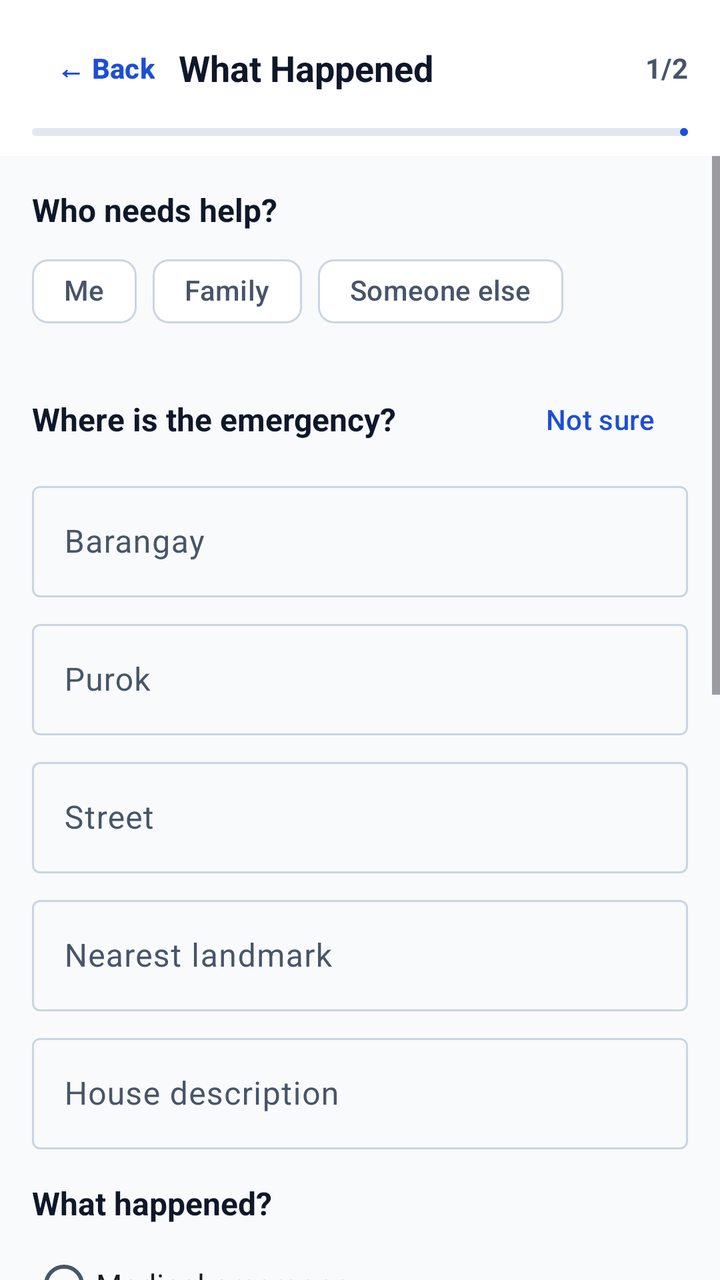
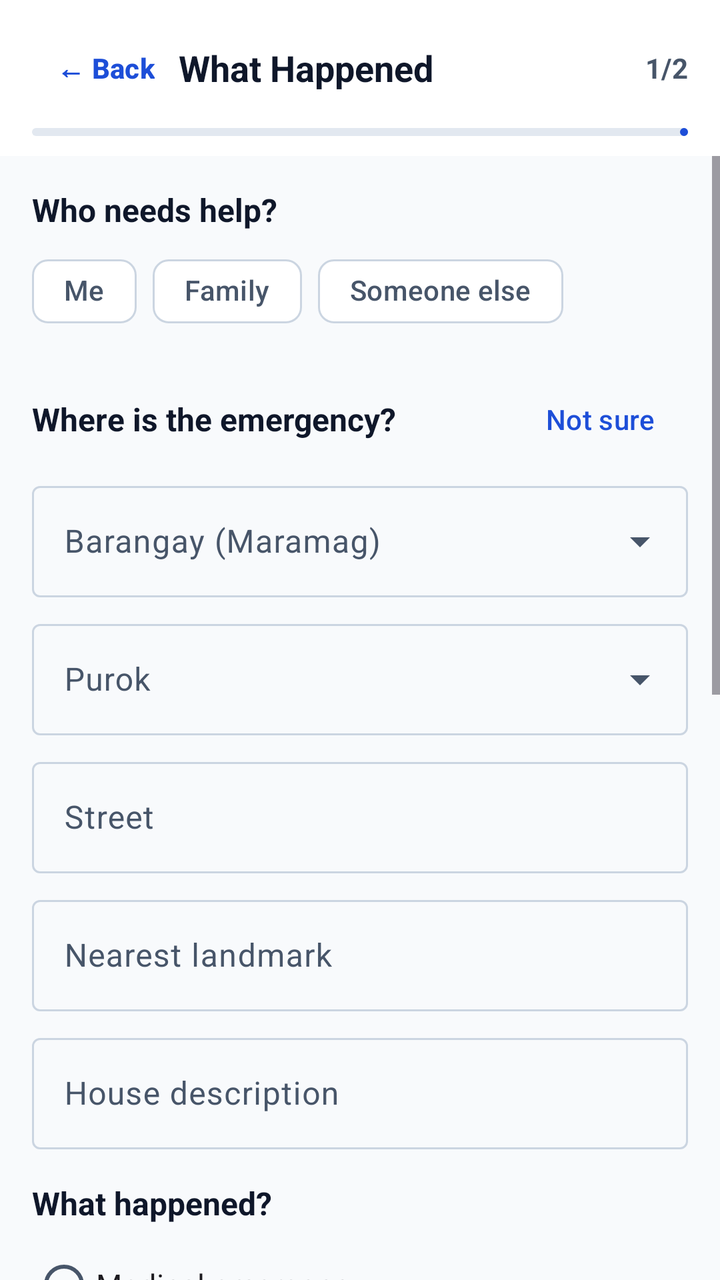

Two renders of the same Android screen: before a commit and after it. Below are the layout's source before the change and the commit's diff.
<!-- AndroidManifest.xml: application theme Theme.SafeAssist -->
<!-- res/layout/fragment_where_and_needs.xml -->
<?xml version="1.0" encoding="utf-8"?>
<LinearLayout xmlns:android="http://schemas.android.com/apk/res/android"
    xmlns:app="http://schemas.android.com/apk/res-auto"
    android:layout_width="match_parent"
    android:layout_height="match_parent"
    android:background="@color/bg_light"
    android:orientation="vertical">

    
    <LinearLayout
        android:layout_width="match_parent"
        android:layout_height="wrap_content"
        android:background="@color/surface_white"
        android:orientation="vertical"
        android:paddingHorizontal="16dp"
        android:paddingTop="10dp"
        android:paddingBottom="10dp">

        <LinearLayout
            android:layout_width="match_parent"
            android:layout_height="wrap_content"
            android:gravity="center_vertical"
            android:orientation="horizontal">

            <com.google.android.material.button.MaterialButton
                android:id="@+id/btn_back_home"
                style="@style/Widget.Material3.Button.TextButton"
                android:layout_width="wrap_content"
                android:layout_height="48dp"
                android:minWidth="48dp"
                android:text="← Back"
                android:textColor="@color/primary_blue"
                android:textStyle="bold" />

            <TextView
                android:layout_width="0dp"
                android:layout_height="wrap_content"
                android:layout_weight="1"
                android:text="@string/where_and_needs"
                android:textColor="@color/text_primary"
                android:textSize="18sp"
                android:textStyle="bold" />

            <TextView
                android:layout_width="wrap_content"
                android:layout_height="wrap_content"
                android:text="1/2"
                android:textColor="@color/text_secondary"
                android:textSize="14sp"
                android:textStyle="bold" />
        </LinearLayout>

        <com.google.android.material.progressindicator.LinearProgressIndicator
            android:layout_width="match_parent"
            android:layout_height="wrap_content"
            android:layout_marginTop="6dp"
            android:progress="50"
            app:indicatorColor="@color/primary_blue"
            app:trackColor="@color/divider_light" />
    </LinearLayout>

    <ScrollView
        android:layout_width="match_parent"
        android:layout_height="0dp"
        android:layout_weight="1"
        android:fillViewport="true">

        <LinearLayout
            android:layout_width="match_parent"
            android:layout_height="wrap_content"
            android:orientation="vertical"
            android:padding="16dp">

            
            <TextView
                android:layout_width="match_parent"
                android:layout_height="wrap_content"
                android:text="Who needs help?"
                android:textColor="@color/text_primary"
                android:textSize="16sp"
                android:textStyle="bold" />

            <com.google.android.material.chip.ChipGroup
                android:id="@+id/chip_group_who"
                android:layout_width="match_parent"
                android:layout_height="wrap_content"
                android:layout_marginTop="6dp"
                app:selectionRequired="true"
                app:singleSelection="true">

                <com.google.android.material.chip.Chip
                    android:id="@+id/chip_who_me"
                    style="@style/Widget.Material3.Chip.Filter"
                    android:layout_width="wrap_content"
                    android:layout_height="wrap_content"
                    android:minHeight="48dp"
                    android:text="Me" />

                <com.google.android.material.chip.Chip
                    android:id="@+id/chip_who_family"
                    style="@style/Widget.Material3.Chip.Filter"
                    android:layout_width="wrap_content"
                    android:layout_height="wrap_content"
                    android:minHeight="48dp"
                    android:text="Family" />

                <com.google.android.material.chip.Chip
                    android:id="@+id/chip_who_someone_else"
                    style="@style/Widget.Material3.Chip.Filter"
                    android:layout_width="wrap_content"
                    android:layout_height="wrap_content"
                    android:minHeight="48dp"
                    android:text="Someone else" />
            </com.google.android.material.chip.ChipGroup>

            <com.google.android.material.textfield.TextInputLayout
                android:id="@+id/til_person_name"
                style="@style/Widget.Material3.TextInputLayout.OutlinedBox"
                android:layout_width="match_parent"
                android:layout_height="wrap_content"
                android:layout_marginTop="8dp"
                android:hint="Person's name"
                android:visibility="gone">

                <com.google.android.material.textfield.TextInputEditText
                    android:id="@+id/et_person_name"
                    android:layout_width="match_parent"
                    android:layout_height="wrap_content"
                    android:inputType="textPersonName" />
            </com.google.android.material.textfield.TextInputLayout>

            
            <LinearLayout
                android:layout_width="match_parent"
                android:layout_height="wrap_content"
                android:layout_marginTop="16dp"
                android:gravity="center_vertical"
                android:orientation="horizontal">

                <TextView
                    android:layout_width="0dp"
                    android:layout_height="wrap_content"
                    android:layout_weight="1"
                    android:text="Where is the emergency?"
                    android:textColor="@color/text_primary"
                    android:textSize="16sp"
                    android:textStyle="bold" />

                <com.google.android.material.button.MaterialButton
                    android:id="@+id/btn_location_not_sure"
                    style="@style/Widget.Material3.Button.TextButton"
                    android:layout_width="wrap_content"
                    android:layout_height="48dp"
                    android:text="Not sure"
                    android:textColor="@color/primary_blue" />
            </LinearLayout>

            <com.google.android.material.textfield.TextInputLayout
                style="@style/Widget.Material3.TextInputLayout.OutlinedBox"
                android:layout_width="match_parent"
                android:layout_height="wrap_content"
                android:layout_marginTop="4dp"
                android:hint="Barangay">

                <com.google.android.material.textfield.TextInputEditText
                    android:id="@+id/et_report_barangay"
                    android:layout_width="match_parent"
                    android:layout_height="wrap_content"
                    android:inputType="textCapWords" />
            </com.google.android.material.textfield.TextInputLayout>

            <com.google.android.material.textfield.TextInputLayout
                style="@style/Widget.Material3.TextInputLayout.OutlinedBox"
                android:layout_width="match_parent"
                android:layout_height="wrap_content"
                android:layout_marginTop="8dp"
                android:hint="Purok">

                <com.google.android.material.textfield.TextInputEditText
                    android:id="@+id/et_report_purok"
                    android:layout_width="match_parent"
                    android:layout_height="wrap_content"
                    android:inputType="textCapWords" />
            </com.google.android.material.textfield.TextInputLayout>

            <com.google.android.material.textfield.TextInputLayout
                style="@style/Widget.Material3.TextInputLayout.OutlinedBox"
                android:layout_width="match_parent"
                android:layout_height="wrap_content"
                android:layout_marginTop="8dp"
                android:hint="Street">

                <com.google.android.material.textfield.TextInputEditText
                    android:id="@+id/et_report_street"
                    android:layout_width="match_parent"
                    android:layout_height="wrap_content"
                    android:inputType="textCapWords" />
            </com.google.android.material.textfield.TextInputLayout>

            <com.google.android.material.textfield.TextInputLayout
                style="@style/Widget.Material3.TextInputLayout.OutlinedBox"
                android:layout_width="match_parent"
                android:layout_height="wrap_content"
                android:layout_marginTop="8dp"
                android:hint="Nearest landmark">

                <com.google.android.material.textfield.TextInputEditText
                    android:id="@+id/et_report_landmark"
                    android:layout_width="match_parent"
                    android:layout_height="wrap_content"
                    android:inputType="textCapSentences" />
            </com.google.android.material.textfield.TextInputLayout>

            <com.google.android.material.textfield.TextInputLayout
                style="@style/Widget.Material3.TextInputLayout.OutlinedBox"
                android:layout_width="match_parent"
                android:layout_height="wrap_content"
                android:layout_marginTop="8dp"
                android:hint="House description">

                <com.google.android.material.textfield.TextInputEditText
                    android:id="@+id/et_report_household"
                    android:layout_width="match_parent"
                    android:layout_height="wrap_content"
                    android:inputType="textCapSentences" />
            </com.google.android.material.textfield.TextInputLayout>

            
            <TextView
                android:layout_width="match_parent"
                android:layout_height="wrap_content"
                android:layout_marginTop="16dp"
                android:text="What happened?"
                android:textColor="@color/text_primary"
                android:textSize="16sp"
                android:textStyle="bold" />

            <RadioGroup
                android:id="@+id/rg_what_happened"
                android:layout_width="match_parent"
                android:layout_height="wrap_content"
                android:layout_marginTop="6dp">

                <com.google.android.material.radiobutton.MaterialRadioButton
                    android:id="@+id/rb_incident_medical"
                    android:layout_width="match_parent"
                    android:layout_height="wrap_content"
                    android:minHeight="48dp"
                    android:text="Medical emergency"
                    android:textSize="15sp" />

                <com.google.android.material.radiobutton.MaterialRadioButton
                    android:id="@+id/rb_incident_flood"
                    android:layout_width="match_parent"
                    android:layout_height="wrap_content"
                    android:minHeight="48dp"
                    android:text="Flood"
                    android:textSize="15sp" />

                <com.google.android.material.radiobutton.MaterialRadioButton
                    android:id="@+id/rb_incident_fire"
                    android:layout_width="match_parent"
                    android:layout_height="wrap_content"
                    android:minHeight="48dp"
                    android:text="Fire"
                    android:textSize="15sp" />

                <com.google.android.material.radiobutton.MaterialRadioButton
                    android:id="@+id/rb_incident_landslide"
                    android:layout_width="match_parent"
                    android:layout_height="wrap_content"
                    android:minHeight="48dp"
                    android:text="Landslide"
                    android:textSize="15sp" />

                <com.google.android.material.radiobutton.MaterialRadioButton
                    android:id="@+id/rb_incident_other"
                    android:layout_width="match_parent"
                    android:layout_height="wrap_content"
                    android:minHeight="48dp"
                    android:text="Other"
                    android:textSize="15sp" />
            </RadioGroup>

            
            <TextView
                android:layout_width="match_parent"
                android:layout_height="wrap_content"
                android:layout_marginTop="16dp"
                android:text="What help is needed?"
                android:textColor="@color/text_primary"
                android:textSize="16sp"
                android:textStyle="bold" />

            <com.google.android.material.chip.ChipGroup
                android:id="@+id/chip_group_assistance"
                android:layout_width="match_parent"
                android:layout_height="wrap_content"
                android:layout_marginTop="6dp"
                app:singleSelection="false">

                <com.google.android.material.chip.Chip
                    android:id="@+id/chip_need_medical"
                    style="@style/Widget.Material3.Chip.Filter"
                    android:layout_width="wrap_content"
                    android:layout_height="wrap_content"
                    android:minHeight="48dp"
                    android:text="Medical care" />

                <com.google.android.material.chip.Chip
                    android:id="@+id/chip_need_rescue"
                    style="@style/Widget.Material3.Chip.Filter"
                    android:layout_width="wrap_content"
                    android:layout_height="wrap_content"
                    android:minHeight="48dp"
                    android:text="Rescue" />

                <com.google.android.material.chip.Chip
                    android:id="@+id/chip_need_evac"
                    style="@style/Widget.Material3.Chip.Filter"
                    android:layout_width="wrap_content"
                    android:layout_height="wrap_content"
                    android:minHeight="48dp"
                    android:text="Evacuation" />

                <com.google.android.material.chip.Chip
                    android:id="@+id/chip_need_food"
                    style="@style/Widget.Material3.Chip.Filter"
                    android:layout_width="wrap_content"
                    android:layout_height="wrap_content"
                    android:minHeight="48dp"
                    android:text="Food &amp; water" />

                <com.google.android.material.chip.Chip
                    android:id="@+id/chip_need_mobility"
                    style="@style/Widget.Material3.Chip.Filter"
                    android:layout_width="wrap_content"
                    android:layout_height="wrap_content"
                    android:minHeight="48dp"
                    android:text="Mobility support" />
            </com.google.android.material.chip.ChipGroup>

            
            <TextView
                android:layout_width="match_parent"
                android:layout_height="wrap_content"
                android:layout_marginTop="16dp"
                android:text="More details"
                android:textColor="@color/text_primary"
                android:textSize="16sp"
                android:textStyle="bold" />

            <com.google.android.material.textfield.TextInputLayout
                style="@style/Widget.Material3.TextInputLayout.OutlinedBox"
                android:layout_width="match_parent"
                android:layout_height="wrap_content"
                android:layout_marginTop="6dp"
                android:hint="Extra info for responders">

                <com.google.android.material.textfield.TextInputEditText
                    android:id="@+id/et_extra_details"
                    android:layout_width="match_parent"
                    android:layout_height="wrap_content"
                    android:inputType="textCapSentences|textMultiLine"
                    android:maxLength="120"
                    android:minLines="2" />
            </com.google.android.material.textfield.TextInputLayout>

            <TextView
                android:id="@+id/tv_extra_char_counter"
                android:layout_width="match_parent"
                android:layout_height="wrap_content"
                android:layout_marginTop="4dp"
                android:gravity="end"
                android:text="0/120"
                android:textColor="@color/text_muted"
                android:textSize="12sp" />

            <com.google.android.material.button.MaterialButton
                android:id="@+id/btn_review_details"
                style="@style/SafeAssist.PrimaryButton"
                android:layout_width="match_parent"
                android:layout_height="wrap_content"
                android:layout_marginTop="16dp"
                android:layout_marginBottom="12dp"
                android:text="@string/review_details_cta" />

        </LinearLayout>
    </ScrollView>
</LinearLayout>
<!-- resources referenced by this layout -->
<resources>
  <color name="bg_light">#F8FAFC</color>
  <color name="divider_light">#E2E8F0</color>
  <color name="primary_blue">#1D4ED8</color>
  <color name="surface_white">#FFFFFF</color>
  <color name="text_muted">#64748B</color>
  <color name="text_primary">#0F172A</color>
  <color name="text_secondary">#475569</color>
  <string name="review_details_cta">Review My Message →</string>
  <string name="where_and_needs">What Happened</string>
  <style name="SafeAssist.PrimaryButton" parent="Widget.Material3.Button">
          <item name="android:minHeight">56dp</item>
          <item name="android:textSize">16sp</item>
          <item name="android:textStyle">bold</item>
          <item name="cornerRadius">14dp</item>
          <item name="backgroundTint">@color/primary_blue</item>
          <item name="android:textColor">@color/white</item>
      </style>
  <style name="Theme.SafeAssist" parent="Theme.Material3.Light.NoActionBar">
          <item name="colorPrimary">@color/primary_blue</item>
          <item name="colorOnPrimary">@color/white</item>
          <item name="colorPrimaryContainer">@color/primary_blue_light</item>
          <item name="colorOnPrimaryContainer">@color/primary_blue_dark</item>
          <item name="colorError">@color/sos_red</item>
          <item name="colorOnError">@color/white</item>
          <item name="android:colorBackground">@color/bg_light</item>
          <item name="colorSurface">@color/surface_white</item>
          <item name="colorOnSurface">@color/text_primary</item>
          <item name="colorOnSurfaceVariant">@color/text_secondary</item>
          <item name="colorOutline">@color/border_subtle</item>
          <item name="android:statusBarColor">@color/surface_white</item>
          <item name="android:windowLightStatusBar">true</item>
      </style>
  <color name="white">#FFFFFF</color>
  <color name="primary_blue_light">#EFF6FF</color>
  <color name="primary_blue_dark">#1E40AF</color>
  <color name="sos_red">#DC2626</color>
  <color name="border_subtle">#CBD5E1</color>
</resources>

<!-- the commit's change to res/layout/fragment_where_and_needs.xml (unified diff, before → after) -->
@@ -156,31 +156,31 @@
             </LinearLayout>
 
             <com.google.android.material.textfield.TextInputLayout
-                style="@style/Widget.Material3.TextInputLayout.OutlinedBox"
+                style="@style/Widget.Material3.TextInputLayout.OutlinedBox.ExposedDropdownMenu"
                 android:layout_width="match_parent"
                 android:layout_height="wrap_content"
                 android:layout_marginTop="4dp"
-                android:hint="Barangay">
-
-                <com.google.android.material.textfield.TextInputEditText
+                android:hint="Barangay (Maramag)">
+
+                <com.google.android.material.textfield.MaterialAutoCompleteTextView
                     android:id="@+id/et_report_barangay"
                     android:layout_width="match_parent"
                     android:layout_height="wrap_content"
-                    android:inputType="textCapWords" />
-            </com.google.android.material.textfield.TextInputLayout>
-
-            <com.google.android.material.textfield.TextInputLayout
-                style="@style/Widget.Material3.TextInputLayout.OutlinedBox"
+                    android:inputType="none" />
+            </com.google.android.material.textfield.TextInputLayout>
+
+            <com.google.android.material.textfield.TextInputLayout
+                style="@style/Widget.Material3.TextInputLayout.OutlinedBox.ExposedDropdownMenu"
                 android:layout_width="match_parent"
                 android:layout_height="wrap_content"
                 android:layout_marginTop="8dp"
                 android:hint="Purok">
 
-                <com.google.android.material.textfield.TextInputEditText
+                <com.google.android.material.textfield.MaterialAutoCompleteTextView
                     android:id="@+id/et_report_purok"
                     android:layout_width="match_parent"
                     android:layout_height="wrap_content"
-                    android:inputType="textCapWords" />
+                    android:inputType="none" />
             </com.google.android.material.textfield.TextInputLayout>
 
             <com.google.android.material.textfield.TextInputLayout
